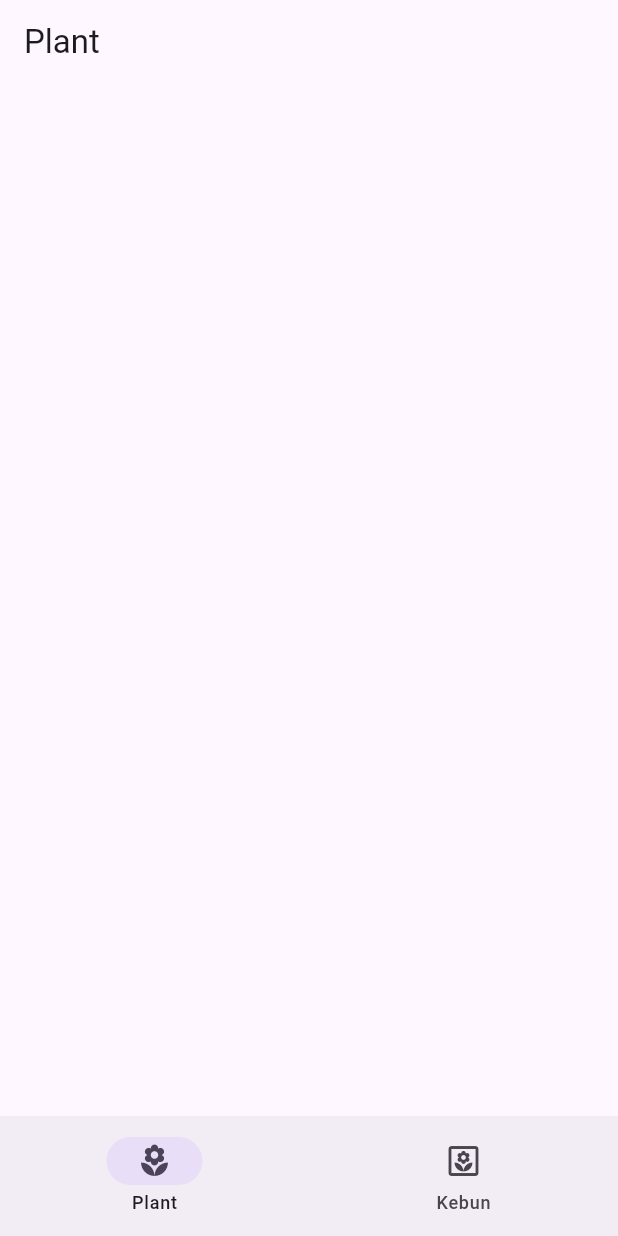
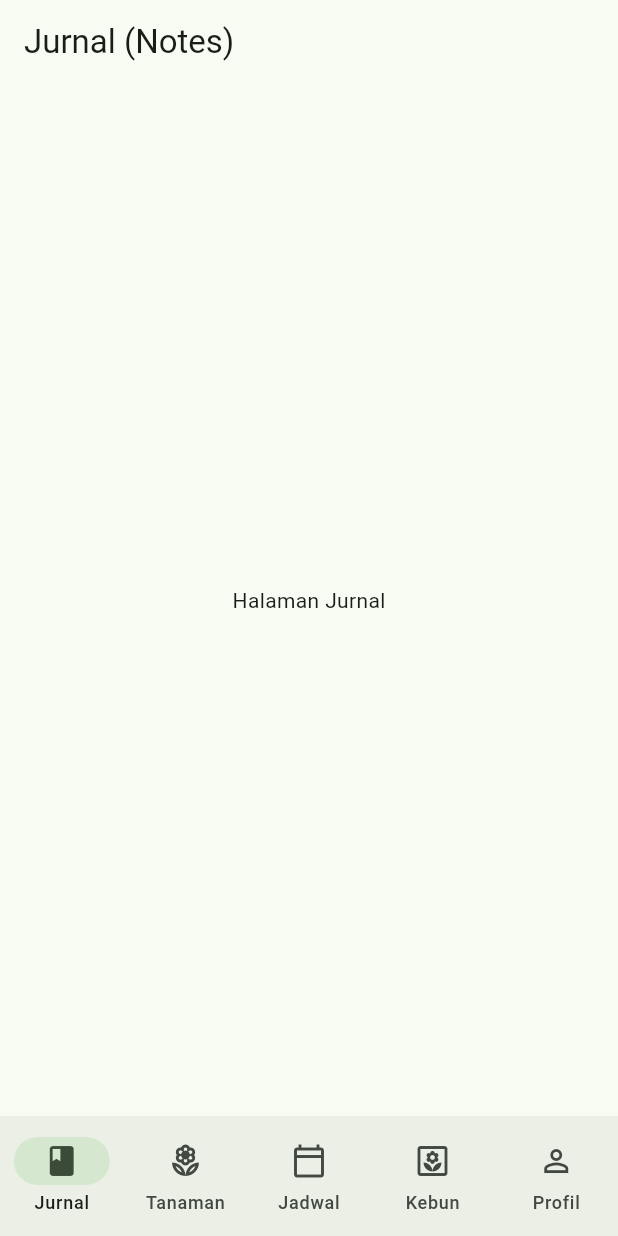
Before and after one commit to PBP-KEL-11/proyek_uas, a Flutter app: the screen it shows after launch, on a phone screen of 412 x 824 dp. Run offline on Flutter 3.47's test engine with Material 3 defaults, Android fonts, the phone set to English and light mode, and no system bars.

Commit message:
feat : menambahkan semua modul ke navigasi utama

```diff
--- a/lib/main.dart
+++ b/lib/main.dart
@@ -2,6 +2,9 @@ import 'package:flutter/material.dart';
 
 import 'pages/kebun_page.dart';
 import 'pages/plant_page.dart';
+import 'pages/notes_page.dart';
+import 'pages/schedule_page.dart';
+import 'pages/profile_page.dart';
 
 void main() {
   runApp(const MyApp());
@@ -15,7 +18,7 @@ class MyApp extends StatelessWidget {
     return MaterialApp(
       title: 'Proyek UAS',
       theme: ThemeData(
-        colorScheme: ColorScheme.fromSeed(seedColor: Colors.deepPurple),
+        colorScheme: ColorScheme.fromSeed(seedColor: Colors.green), // Warna hijau tema Tanamin
       ),
       home: const MainPage(),
     );
@@ -32,9 +35,13 @@ class MainPage extends StatefulWidget {
 class _MainPageState extends State<MainPage> {
   int _selectedIndex = 0;
 
+  // Daftar halaman (5 modul)
   static const List<Widget> _pages = [
+    NotesPage(),
     PlantPage(),
-    KebunPage(),
+    SchedulePage(),
+    KebunPage(), // Asumsi dashboard/kebun disatukan
+    ProfilePage(),
   ];
 
   void _onDestinationSelected(int index) {
@@ -55,15 +62,30 @@ class _MainPageState extends State<MainPage> {
         onDestinationSelected: _onDestinationSelected,
         destinations: const [
           NavigationDestination(
+            icon: Icon(Icons.book_outlined),
+            selectedIcon: Icon(Icons.book),
+            label: 'Jurnal',
+          ),
+          NavigationDestination(
             icon: Icon(Icons.local_florist_outlined),
             selectedIcon: Icon(Icons.local_florist),
-            label: 'Plant',
+            label: 'Tanaman',
+          ),
+          NavigationDestination(
+            icon: Icon(Icons.calendar_today_outlined),
+            selectedIcon: Icon(Icons.calendar_today),
+            label: 'Jadwal',
           ),
           NavigationDestination(
             icon: Icon(Icons.yard_outlined),
             selectedIcon: Icon(Icons.yard),
             label: 'Kebun',
           ),
+          NavigationDestination(
+            icon: Icon(Icons.person_outline),
+            selectedIcon: Icon(Icons.person),
+            label: 'Profil',
+          ),
         ],
       ),
     );
--- /dev/null
+++ b/lib/pages/notes_page.dart
@@ -0,0 +1,13 @@
+import 'package:flutter/material.dart';
+
+class NotesPage extends StatelessWidget {
+  const NotesPage({super.key});
+
+  @override
+  Widget build(BuildContext context) {
+    return Scaffold(
+      appBar: AppBar(title: const Text('Jurnal (Notes)')),
+      body: const Center(child: Text('Halaman Jurnal')),
+    );
+  }
+}
--- /dev/null
+++ b/lib/pages/profile_page.dart
@@ -0,0 +1,13 @@
+import 'package:flutter/material.dart';
+
+class ProfilePage extends StatelessWidget {
+  const ProfilePage({super.key});
+
+  @override
+  Widget build(BuildContext context) {
+    return Scaffold(
+      appBar: AppBar(title: const Text('Profil (Auth)')),
+      body: const Center(child: Text('Halaman Profil')),
+    );
+  }
+}
--- /dev/null
+++ b/lib/pages/schedule_page.dart
@@ -0,0 +1,13 @@
+import 'package:flutter/material.dart';
+
+class SchedulePage extends StatelessWidget {
+  const SchedulePage({super.key});
+
+  @override
+  Widget build(BuildContext context) {
+    return Scaffold(
+      appBar: AppBar(title: const Text('Jadwal (Schedules)')),
+      body: const Center(child: Text('Halaman Jadwal')),
+    );
+  }
+}
```
